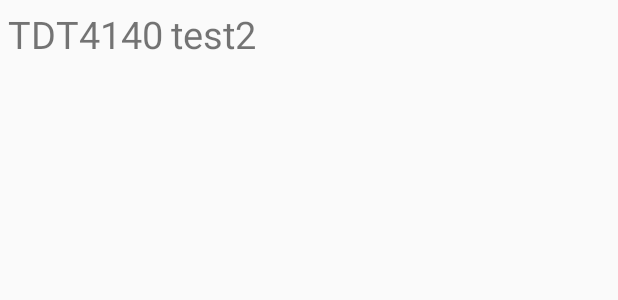
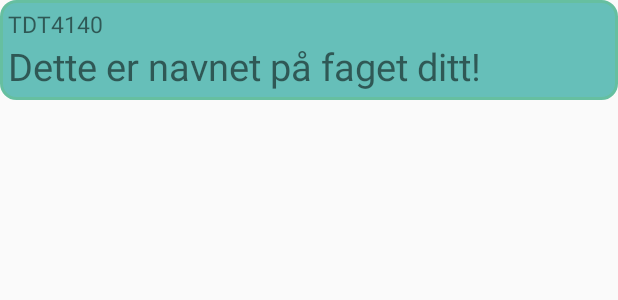
Before and after one commit to Chr1stian/mobile, an Android app: the layout course_row.xml on its own in the app's theme, with its tools: preview values and no code run, on a phone screen of 412 x 824 dp. Shown: the top 300 px of the screen. Run offline under Robolectric (Android 15) with nearby library versions, the phone set to English and light mode, and no system bars.

Commit message:
design change first try

```diff
--- /dev/null
+++ b/app/src/main/res/drawable/rounded.xml
@@ -0,0 +1,22 @@
+<?xml version="1.0" encoding="utf-8"?>
+<selector xmlns:android="http://schemas.android.com/apk/res/android">
+    <item>
+        <shape android:shape="rectangle">
+            <!-- solid background -->
+            <solid android:color="#66BFB9"/>
+            <!-- border-->
+            <stroke
+                android:color="#66BFA0"
+                android:width="2dp"
+                />
+            <corners android:radius="10dp"/>
+            <!-- different corners with different radius-->
+            <!--corners
+                android:bottomLeftRadius="5dp"
+                android:topLeftRadius="10dp"
+                android:topRightRadius="15dp"
+                android:bottomRightRadius="20dp"
+                /-->
+        </shape>
+    </item>
+</selector>
--- a/app/src/main/res/layout/course_row.xml
+++ b/app/src/main/res/layout/course_row.xml
@@ -1,24 +1,34 @@
 <?xml version="1.0" encoding="utf-8"?>
-<LinearLayout xmlns:android="http://schemas.android.com/apk/res/android"
+<RelativeLayout xmlns:android="http://schemas.android.com/apk/res/android"
+    xmlns:tools="http://schemas.android.com/tools"
     android:layout_width="match_parent"
     android:layout_height="wrap_content"
-    android:background="?android:attr/colorBackground"
+    android:layout_marginBottom="20dp"
+    android:background="@drawable/rounded"
     android:orientation="horizontal"
     android:padding="5dp">
+
 
     <TextView
         android:id="@+id/courseCode"
         android:layout_width="wrap_content"
         android:layout_height="wrap_content"
+        android:layout_alignParentEnd="true"
+        android:layout_alignParentLeft="true"
+        android:layout_alignParentRight="true"
+        android:layout_alignParentStart="true"
+        android:layout_alignParentTop="true"
         android:text="TDT4140"
-        android:textSize="25dp"
-        android:layout_marginRight="5dp"/>
+        android:textSize="15sp" />
 
     <TextView
         android:id="@+id/courseName"
         android:layout_width="wrap_content"
         android:layout_height="wrap_content"
-        android:text="test2"
-        android:textSize="25dp" />
+        android:layout_alignParentLeft="true"
+        android:layout_alignParentStart="true"
+        android:layout_below="@+id/courseCode"
+        android:text="Dette er navnet på faget ditt!"
+        android:textSize="25sp" />
 
-</LinearLayout>
+</RelativeLayout>
```
